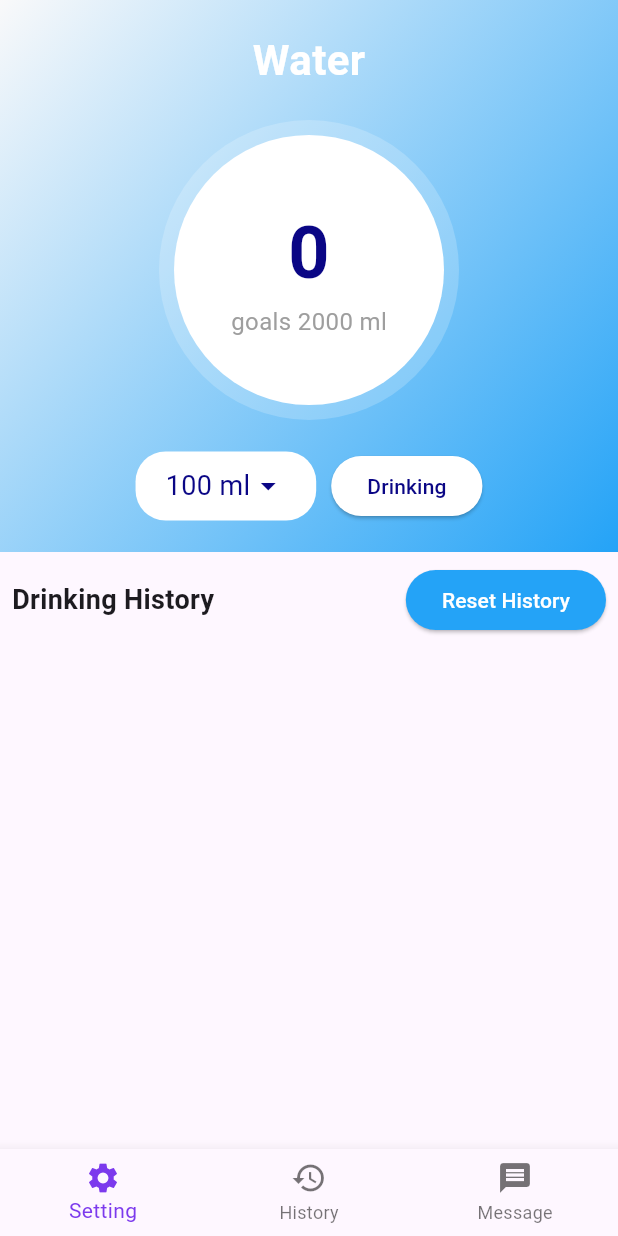
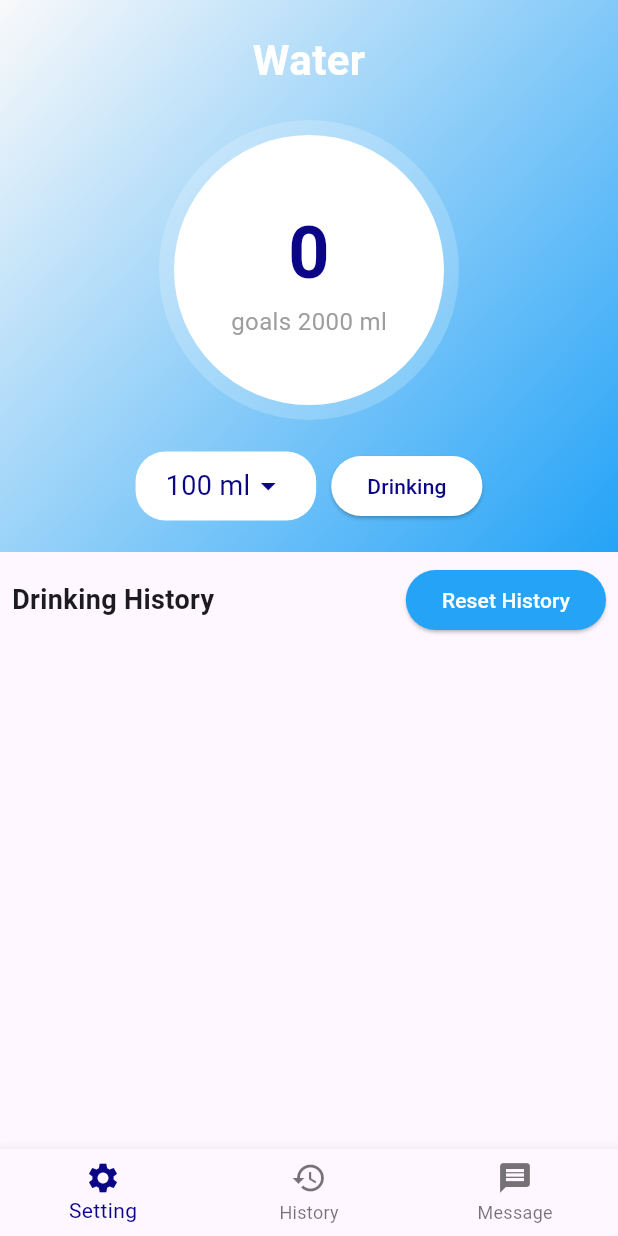
Before and after one commit to Precha-chang/Water, a Flutter app: the screen it shows after launch, on a phone screen of 412 x 824 dp. Run offline on Flutter 3.47's test engine with Material 3 defaults, Android fonts, the phone set to English and light mode, and no system bars.

```diff
--- a/lib/screens/home_screen.dart
+++ b/lib/screens/home_screen.dart
@@ -244,7 +244,7 @@ class _HomeScreenState extends State<HomeScreen> {
           BottomNavigationBarItem(icon: Icon(Icons.history), label: 'History'),
           BottomNavigationBarItem(icon: Icon(Icons.message), label: 'Message'),
         ],
-        selectedItemColor: Color(0xFF7C3AED),
+        selectedItemColor: Color.fromARGB(255, 10, 6, 133),
       ),
     );
   }
```
